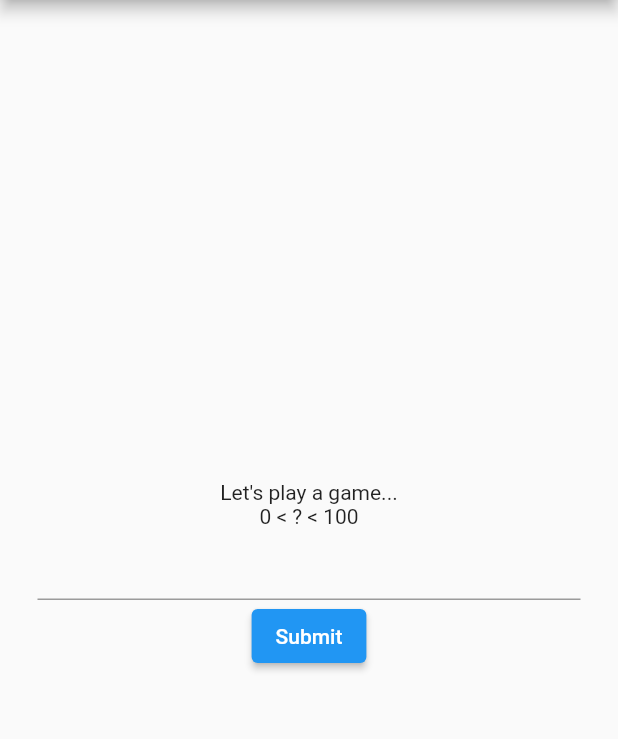
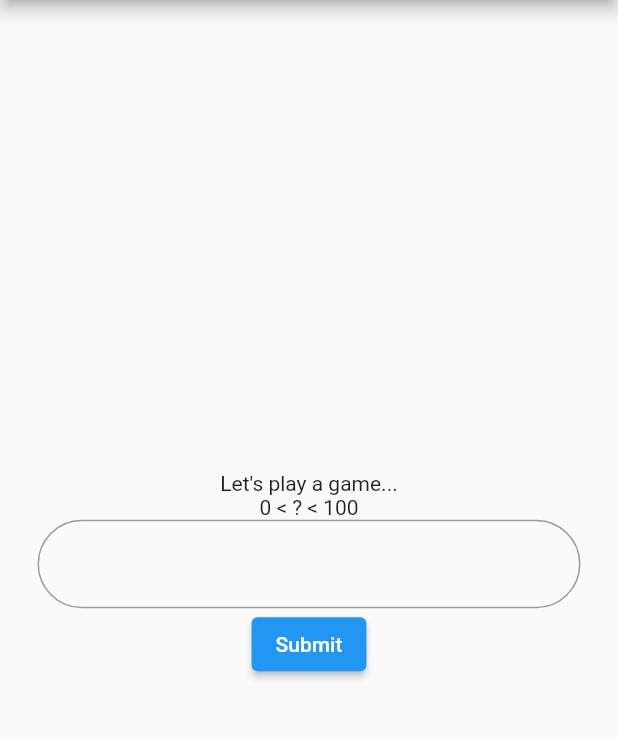
Before and after one commit to flutter-kurz-2/druha_lekce, a Flutter app: the screen it shows after launch, after a tap on "Second Screen", on a phone screen of 412 x 824 dp, the part 84-823 px from its top. Run offline on Flutter 3.47's test engine with Material 2 defaults, Android fonts, the phone set to English and light mode, and no system bars; our stand-ins replace camera, shared_preferences.

Commit message:
dark mode

```diff
--- a/lib/main.dart
+++ b/lib/main.dart
@@ -14,8 +14,16 @@ class MyApp extends StatelessWidget {
     return MaterialApp(
       title: 'Flutter Demo',
       theme: ThemeData(
-        primarySwatch: Colors.blue,
+        brightness: Brightness.light,
       ),
+      darkTheme: ThemeData(
+        brightness: Brightness.dark,
+        primarySwatch: Colors.amber,
+      ),
+      themeMode: ThemeMode.system,
+
+      debugShowCheckedModeBanner: false,
+
       home: const HomeScreen(),
     );
   }
--- a/lib/screens/gallery_screen.dart
+++ b/lib/screens/gallery_screen.dart
@@ -35,12 +35,14 @@ class _GalleryScreenState extends State<GalleryScreen> {
     Widget body = Container(child: Text("Wrong"));
     if(image != null) {
       body = Container(
+        width: MediaQuery.of(context).size.width,
+        height: MediaQuery.of(context).size.height,
         child: Image.file(image!),
       );
     }
     return Scaffold(
         appBar: AppBar(
-          title: const Text("Second Screen"),
+          title: const Text("Gallery Screen"),
         ),
         body: body,
     );
--- a/lib/screens/home_screen.dart
+++ b/lib/screens/home_screen.dart
@@ -1,3 +1,4 @@
+import 'package:flutter/cupertino.dart';
 import 'package:flutter/material.dart';
 import 'second_screen.dart';
 import 'camera_screen.dart';
@@ -5,6 +6,7 @@ import 'gallery_screen.dart';
 
 class HomeScreen extends StatefulWidget {
   const HomeScreen({Key? key}) : super(key: key);
+
 
   @override
   State<HomeScreen> createState() => _HomeScreenState();
@@ -15,6 +17,7 @@ class _HomeScreenState extends State<HomeScreen> {
   void initState() {
     super.initState();
   }
+
 
   @override
   Widget build(BuildContext context) {
--- a/lib/screens/second_screen.dart
+++ b/lib/screens/second_screen.dart
@@ -63,6 +63,11 @@ class _SecondScreenState extends State<SecondScreen> {
                   textAlign: TextAlign.center,
                   keyboardType: TextInputType.number,
                   controller: guessController,
+                  decoration: InputDecoration(
+                    border: OutlineInputBorder (
+                        borderRadius: BorderRadius.circular(30)
+                              )
+                          )
                 ),
               ),
             if (!won && wrongGuess) Text(wrongGuessText),
@@ -91,9 +96,10 @@ class _SecondScreenState extends State<SecondScreen> {
                     }
                   },
                   child: const Text("Submit")),
+            if (won)
             if (won) const Text("You won!"),
             if (won)
-              ElevatedButton(
+              TextButton(
                   onPressed: () {
                     setState(() {
                       numberToGuess = generateNumber();
--- a/pubspec.yaml
+++ b/pubspec.yaml
@@ -36,6 +36,7 @@ dependencies:
   cupertino_icons: ^1.0.2
   camera: ^0.9.4+3
   shared_preferences: ^2.0.8
+  adaptive_theme: ^2.3.0
 
 dev_dependencies:
   flutter_test:
@@ -61,7 +62,7 @@ flutter:
 
   # To add assets to your application, add an assets section, like this:
   assets:
-     - assets/images/congrats.png
+    - assets/images/congrats.png
   #   - images/a_dot_ham.jpeg
 
   # An image asset can refer to one or more resolution-specific "variants", see
```
Also changed, not shown: lib/screens/camera_screen.dart (+10 -9 lines), pubspec.lock, 1 other file.
